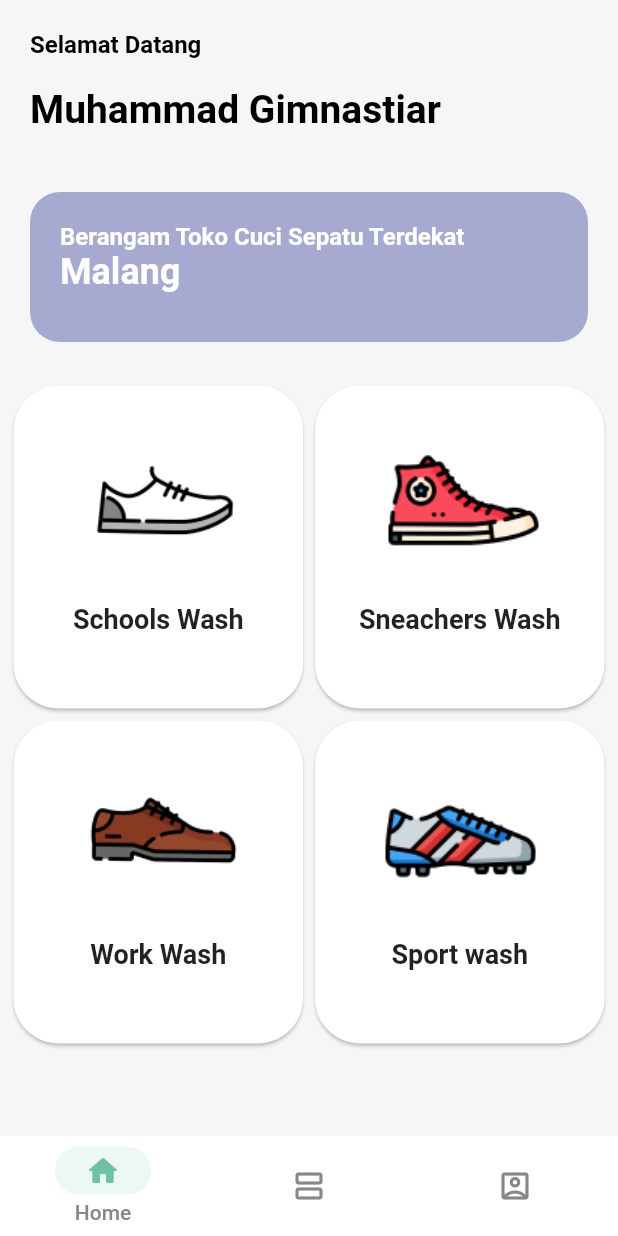
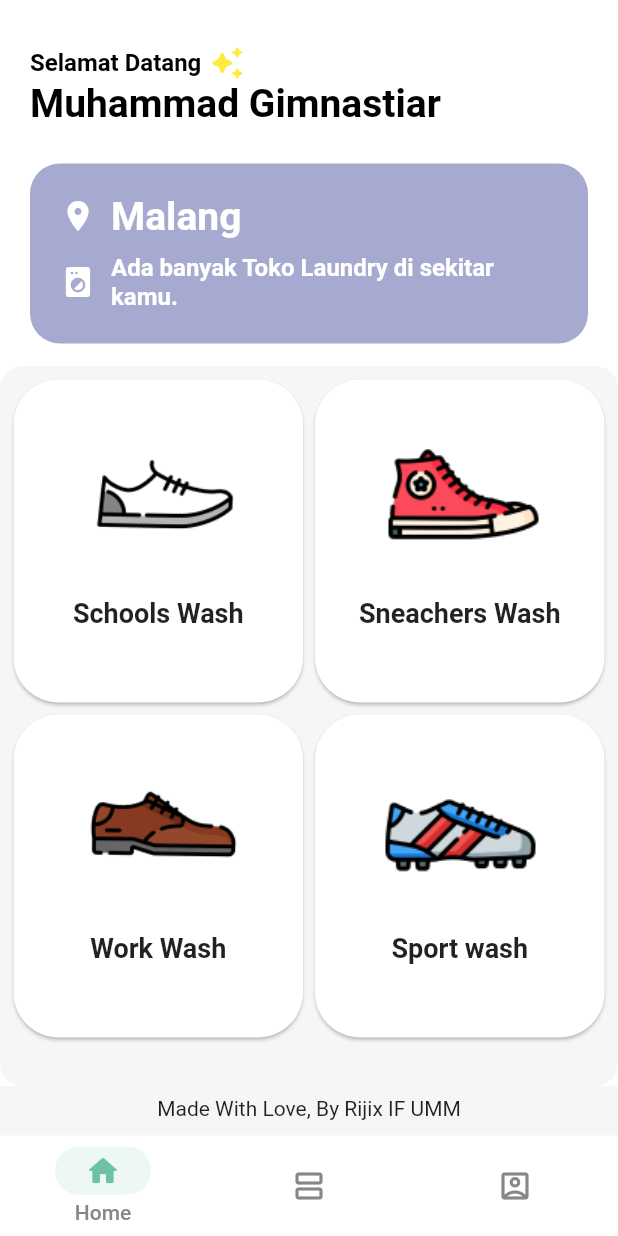
Before and after one commit to muhammadgimnastiar/rijix-shoes-laundy-app, a Flutter app: the screen it shows after launch, on a phone screen of 412 x 824 dp. Run offline on Flutter 3.47's test engine with Material 2 defaults, Android fonts, the phone set to English and light mode, and no system bars; our stand-ins replace google_fonts.

Commit message:
Costumize homescreen, add icon tars, loc, laundry

```diff
--- a/lib/pages/details.dart
+++ b/lib/pages/details.dart
@@ -155,7 +155,7 @@ class _DetailPageState extends State<DetailPage> {
                     delay: 150),
                 option(
                     image: 'sneakers.png',
-                    name: 'Short',
+                    name: 'Sneakers wash',
                     price: '15.000',
                     type: 'sneakers',
                     delay: 300),
@@ -172,8 +172,14 @@ class _DetailPageState extends State<DetailPage> {
                     type: 'sport',
                     delay: 600),
                 FadeAnimation(
+                  delay: 890,
+                  child: SizedBox(
+                    height: 20,
+                  ),
+                ),
+                FadeAnimation(
                   delay: 900,
-                  child: Text('Total Price: Rp $totalPrice',
+                  child: Text('Total Pesanan: Rp $totalPrice',
                       style: GoogleFonts.inter(
                           fontSize: 24,
                           fontWeight: FontWeight.w700,
--- a/lib/pages/home_page.dart
+++ b/lib/pages/home_page.dart
@@ -15,33 +15,66 @@ class HomePage extends StatelessWidget {
 
   @override
   Widget build(BuildContext context) {
-    return SafeArea(
+    return Container(
+      color: AppColor.white,
+      child: SafeArea(
           child: SingleChildScrollView(
+        physics: BouncingScrollPhysics(),
         child: Column(
           children: [
-          Container(
+            TopBar(),
+            InfoCard(),
+            ShoesItem(context),
+          ],
+        ),
+      )),
+    );
+  }
+}
+
+class TopBar extends StatelessWidget {
+  const TopBar({
+    Key? key,
+  }) : super(key: key);
+
+  @override
+  Widget build(BuildContext context) {
+    return Container(
       width: double.infinity,
-            padding: EdgeInsets.all(20),
-            child: Text.rich(TextSpan(
-                text: "Selamat Datang\n\n",
+      padding: EdgeInsets.fromLTRB(20, 30, 20, 20),
+      child: Column(
+        children: [
+          Row(
+            children: [
+              Text.rich(TextSpan(
+                text: "Selamat Datang",
                 style: TextStyle(
                     color: AppColor.black,
                     fontWeight: FontWeight.w600,
                     fontSize: 16),
+              )),
+              SizedBox(
+                width: 5,
+              ),
+              Icon(
+                Icons.auto_awesome_rounded,
+                color: Colors.yellow,
+              ),
+            ],
+          ),
+          Row(
             children: [
-                  TextSpan(
+              Text.rich(TextSpan(
                 text: "Muhammad Gimnastiar",
                 style: TextStyle(
                     color: AppColor.black,
                     fontSize: 26,
                     fontWeight: FontWeight.bold),
+              )),
+            ],
           )
-                ])),
-          ),
-          InfoCard(),
-          ShoesItem(context),
         ],
       ),
-    ));
+    );
   }
 }
--- a/lib/pages/picktime.dart
+++ b/lib/pages/picktime.dart
@@ -1,4 +1,5 @@
 import 'package:flutter/material.dart';
+import 'package:rijix_laundy_app/theme/colors.dart';
 import 'package:rijix_laundy_app/utils/fade_animation.dart';
 import 'package:google_fonts/google_fonts.dart';
 
@@ -131,14 +132,14 @@ class _PickTimePageState extends State<PickTimePage> {
                             child: Container(
                               margin: const EdgeInsets.only(right: 4),
                               decoration: BoxDecoration(
-                                  borderRadius: BorderRadius.circular(12),
+                                  borderRadius: BorderRadius.circular(30),
                                   color: selectedTime == index
-                                      ? Colors.blue.shade50
+                                      ? AppColor.greenbg
                                       : Colors.white,
                                   border: Border.all(
                                       color: selectedTime == index
-                                          ? Colors.blue
-                                          : Colors.grey.shade300,
+                                          ? AppColor.green
+                                          : AppColor.greenbg,
                                       width: 2)),
                               height: 50,
                               width: 100,
@@ -173,7 +174,7 @@ class _PickTimePageState extends State<PickTimePage> {
                         width: double.infinity,
                         decoration: BoxDecoration(
                             color: Colors.white,
-                            borderRadius: BorderRadius.circular(12)),
+                            borderRadius: BorderRadius.circular(30)),
                         child: Row(
                           children: [
                             Row(
@@ -190,7 +191,7 @@ class _PickTimePageState extends State<PickTimePage> {
                                       decoration: BoxDecoration(
                                           shape: BoxShape.circle,
                                           color: isColored
-                                              ? Colors.blue
+                                              ? AppColor.green
                                               : Colors.grey.shade300),
                                       child: const Center(
                                           child: Icon(
@@ -224,7 +225,7 @@ class _PickTimePageState extends State<PickTimePage> {
                                       decoration: BoxDecoration(
                                           shape: BoxShape.circle,
                                           color: !isColored
-                                              ? Colors.blue
+                                              ? AppColor.green
                                               : Colors.grey.shade300),
                                       child: const Center(
                                           child: Icon(
@@ -291,11 +292,11 @@ class _PickTimePageState extends State<PickTimePage> {
               height: 60,
               width: double.infinity,
               decoration: BoxDecoration(
-                color: Colors.blue,
-                borderRadius: BorderRadius.circular(12),
+                color: AppColor.green,
+                borderRadius: BorderRadius.circular(30),
               ),
               child: Center(
-                child: Text('Done',
+                child: Text('Order',
                     style: GoogleFonts.inter(
                         fontSize: 16,
                         fontWeight: FontWeight.w700,
--- a/lib/widget/home_info_card.dart
+++ b/lib/widget/home_info_card.dart
@@ -1,3 +1,5 @@
+// ignore_for_file: prefer_const_constructors
+
 import 'package:flutter/material.dart';
 import 'package:rijix_laundy_app/theme/colors.dart';
 
@@ -9,27 +11,57 @@ class InfoCard extends StatelessWidget {
   @override
   Widget build(BuildContext context) {
     return Container(
-      margin: EdgeInsets.all(20),
+      margin: EdgeInsets.fromLTRB(20, 5, 20, 15),
       width: double.infinity,
-      height: 100,
+      height: 120,
       decoration: BoxDecoration(
         color: AppColor.purple,
         borderRadius: BorderRadius.circular(20),
       ),
       padding: EdgeInsets.all(20),
-      child: Text.rich(TextSpan(
-          text: "Berangam Toko Cuci Sepatu Terdekat\n",
-          style: TextStyle(
-              color: AppColor.white, fontWeight: FontWeight.w600, fontSize: 16),
+      child: Column(
         children: [
-            TextSpan(
+          Row(
+            children: [
+              Icon(
+                Icons.location_on,
+                color: AppColor.white,
+              ),
+              SizedBox(
+                width: 10,
+              ),
+              Text.rich(TextSpan(
                 text: "Malang",
                 style: TextStyle(
                     color: AppColor.white,
-                  fontSize: 24,
+                    fontSize: 26,
                     fontWeight: FontWeight.bold),
+              )),
+            ],
+          ),
+          SizedBox(
+            height: 10,
+          ),
+          Row(
+            children: [
+              Icon(
+                Icons.local_laundry_service_rounded,
+                color: AppColor.white,
+              ),
+              SizedBox(
+                width: 10,
+              ),
+              Text.rich(TextSpan(
+                text: "Ada banyak Toko Laundry di sekitar \nkamu.",
+                style: TextStyle(
+                    color: AppColor.white,
+                    fontWeight: FontWeight.w600,
+                    fontSize: 16),
+              )),
+            ],
           )
-          ])),
+        ],
+      ),
     );
   }
 }
--- a/lib/widget/shoes_type_menu.dart
+++ b/lib/widget/shoes_type_menu.dart
@@ -1,5 +1,6 @@
 import 'package:flutter/material.dart';
 import 'package:rijix_laundy_app/pages/details.dart';
+import 'package:rijix_laundy_app/theme/colors.dart';
 
 class ShoesItem extends StatelessWidget {
   var service = [
@@ -19,7 +20,16 @@ class ShoesItem extends StatelessWidget {
   @override
   Widget build(BuildContext context) {
     //widget khusus buat nambilin item tipe sepatu di halaman home
-    return GridView.builder(
+    return Container(
+      height: 480,
+      decoration: BoxDecoration(
+        borderRadius: BorderRadius.circular(15),
+        color: AppColor.whitebg,
+      ),
+      child: Column(
+        children: [
+          GridView.builder(
+              physics: NeverScrollableScrollPhysics(),
               scrollDirection: Axis.vertical,
               shrinkWrap: true,
               padding: EdgeInsets.all(5),
@@ -64,6 +74,13 @@ class ShoesItem extends StatelessWidget {
                     ),
                   ),
                 );
-        });
+              }),
+          SizedBox(
+            height: 30,
+          ),
+          Text.rich(TextSpan(text: "Made With Love, By Rijix IF UMM")),
+        ],
+      ),
+    );
   }
 }
```
Lines whose indentation alone changed are shown as unchanged.
